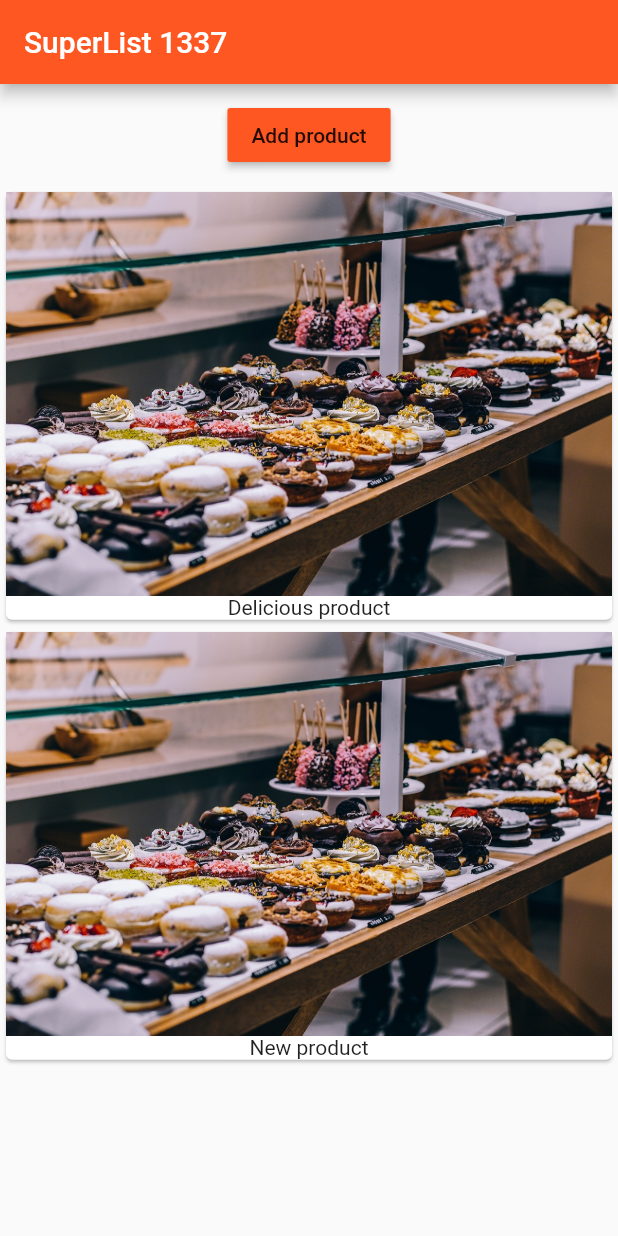
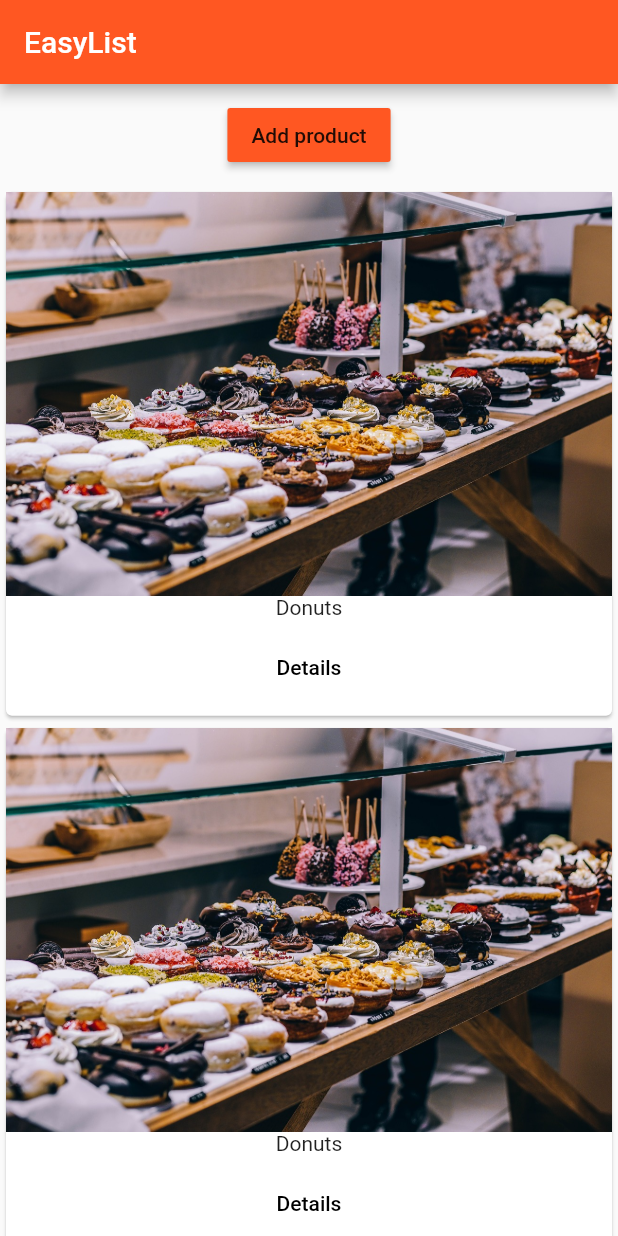
Before and after one commit to JGH153/learning-flutter, a Flutter app: the screen it shows after launch, after a tap on "Add product", on a phone screen of 412 x 824 dp. Run offline on Flutter 3.47's test engine with Material 2 defaults, Android fonts, the phone set to English and light mode, and no system bars.

Commit message:
Added one more page

```diff
--- a/first_flut/lib/main.dart
+++ b/first_flut/lib/main.dart
@@ -1,30 +1,21 @@
 import 'package:flutter/material.dart';
+// import 'package:flutter/rendering.dart';
 
-import './product_manager.dart';
+import './pages/home.page.dart';
 
-main() {
+void main() {
   runApp(MyApp());
 }
-
 
 class MyApp extends StatelessWidget {
   @override
   Widget build(BuildContext context) {
     return MaterialApp(
       theme: ThemeData(
-        primarySwatch: Colors.deepOrange,
-        accentColor: Colors.deepPurple
-      ),
-      home: Scaffold(
-        appBar: AppBar(
-          title: Text('SuperList 1337'),
-        ),
-        body: Column(
-          children: [
-            ProductManager(startingProduct: 'Delicious product')
-          ],
-        ),
-      ),
+          brightness: Brightness.light,
+          primarySwatch: Colors.deepOrange,
+          accentColor: Colors.deepPurple),
+      home: HomePage()
     );
   }
 }
--- /dev/null
+++ b/first_flut/lib/pages/home.page.dart
@@ -0,0 +1,15 @@
+import 'package:flutter/material.dart';
+
+import './../product_manager.dart';
+
+class HomePage extends StatelessWidget {
+  @override
+  Widget build(BuildContext context) {
+    return Scaffold(
+      appBar: AppBar(
+        title: Text('EasyList'),
+      ),
+      body: ProductManager({'title': 'Donuts', 'image': 'assets/food.jpg'}),
+    );
+  }
+}
--- /dev/null
+++ b/first_flut/lib/pages/products.page.dart
@@ -0,0 +1,36 @@
+import 'package:flutter/material.dart';
+
+class ProductPage extends StatelessWidget {
+  final String title;
+  final String imageUrl;
+
+  ProductPage(this.title, this.imageUrl);
+
+  @override
+  Widget build(BuildContext context) {
+    // TODO: implement build
+    return Scaffold(
+      appBar: AppBar(
+        title: Text(title),
+      ),
+      body: Column(
+        crossAxisAlignment: CrossAxisAlignment.center,
+        children: <Widget>[
+          Image.asset(imageUrl),
+          Container(
+            padding: EdgeInsets.all(10.0),
+            child: Text(title),
+          ),
+          Container(
+            padding: EdgeInsets.all(10.0),
+            child: RaisedButton(
+              color: Theme.of(context).accentColor,
+              child: Text('Back'),
+              onPressed: () => Navigator.pop(context),
+            ),
+          ),
+        ],
+      ),
+    );
+  }
+}
--- a/first_flut/lib/product_control.dart
+++ b/first_flut/lib/product_control.dart
@@ -12,7 +12,7 @@ ProductControl(this.addProduct);
       return RaisedButton(
           color: Theme.of(context).primaryColor,
           onPressed: () {
-            addProduct('New product');
+            addProduct({'title': 'Donuts', 'image': 'assets/food.jpg'});
           },
           child: Text('Add product'),
         );
--- a/first_flut/lib/product_manager.dart
+++ b/first_flut/lib/product_manager.dart
@@ -4,9 +4,9 @@ import './products.dart';
 import './product_control.dart';
 
 class ProductManager extends StatefulWidget {
-  final String startingProduct;
+  final Map<String, String> startingProduct;
 
-  ProductManager({this.startingProduct});
+  ProductManager(this.startingProduct);
 
   @override
   State<StatefulWidget> createState() {
@@ -15,12 +15,14 @@ class ProductManager extends StatefulWidget {
 }
 
 class _ProductManagerState extends State<ProductManager> {
-  List<String> _products = [];
+  List<Map<String, String>> _products = [];
 
   @override
   void initState() {
     super.initState();
+    if (widget.startingProduct != null) {
     _products.add(widget.startingProduct);
+    }
   }
 
   @override
@@ -28,7 +30,7 @@ class _ProductManagerState extends State<ProductManager> {
     super.didUpdateWidget(oldWidget);
   }
 
-  void _addProduct(String product) {
+  void _addProduct(Map<String, String> product) {
     setState(() {
       _products.add(product);
     });
@@ -36,9 +38,14 @@ class _ProductManagerState extends State<ProductManager> {
 
   @override
   Widget build(BuildContext context) {
-    return Column(children: [
-      Container(margin: EdgeInsets.all(10.0), child: ProductControl(_addProduct)),
-      Products(_products)
-    ]);
+    return Column(
+      children: [
+        Container(
+          margin: EdgeInsets.all(10.0),
+          child: ProductControl(_addProduct),
+        ),
+        Expanded(child: Products(_products))
+      ],
+    );
   }
 }
--- a/first_flut/lib/products.dart
+++ b/first_flut/lib/products.dart
@@ -1,23 +1,57 @@
 import 'package:flutter/material.dart';
 
+import './pages/products.page.dart';
+
 class Products extends StatelessWidget {
-  final List <String> products;
-  Products(this.products);
+  final List<Map<String, String>> products;
+
+  Products([this.products = const []]);
+
+  Widget _buildProductItem(BuildContext context, int index) {
+    return Card(
+      child: Column(
+        children: <Widget>[
+          Image.asset(products[index]['image']),
+          Text(products[index]['title']),
+          ButtonBar(
+            alignment: MainAxisAlignment.center,
+            children: <Widget>[
+              FlatButton(
+                child: Text('Details'),
+                onPressed: () => Navigator.push(
+                      context,
+                      MaterialPageRoute(
+                        builder: (BuildContext context) => ProductPage(
+                              products[index]['title'],
+                              products[index]['image'],
+                            ),
+                      ),
+                    ),
+              )
+            ],
+          )
+        ],
+      ),
+    );
+  }
+
+  Widget _buildProductLists() {
+    Widget productCards;
+    if (products.length > 0) {
+      productCards = ListView.builder(
+        itemBuilder: _buildProductItem,
+        itemCount: products.length,
+      );
+    } else {
+      productCards = Center(
+        child: Text('No Prods found, add above'),
+      );
+    }
+    return productCards;
+  }
 
   @override
-    Widget build(BuildContext context) {
-      // TODO: implement build
-      return Column(
-              children: products
-                  .map((element) => Card(
-                        child: Column(
-                          children: <Widget>[
-                            Image.asset('assets/food.jpg'),
-                            Text(element)
-                          ],
-                        ),
-                      ))
-                  .toList(),
-            );
-    }
+  Widget build(BuildContext context) {
+    return _buildProductLists();
+  }
 }
```
